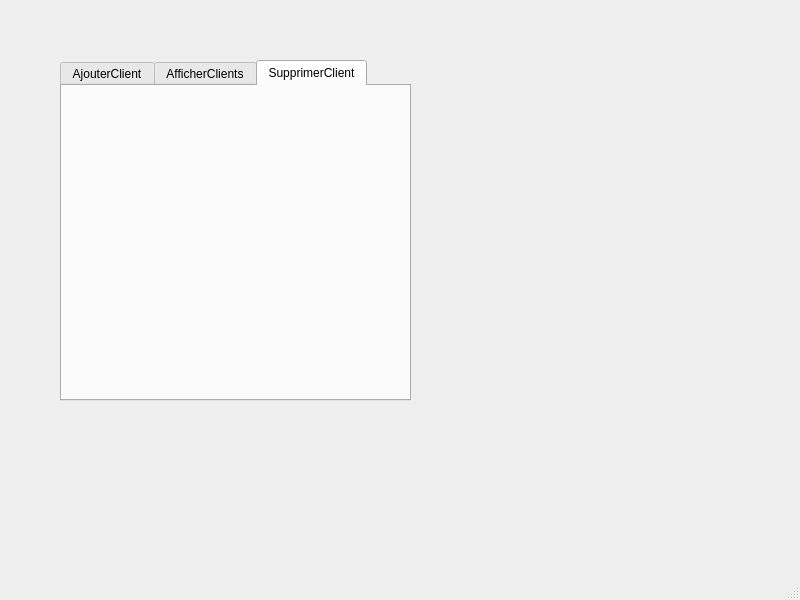
Old version of the form GestionClients/mainwindow.ui in the repository mondher23/smart_restaurant2A17.
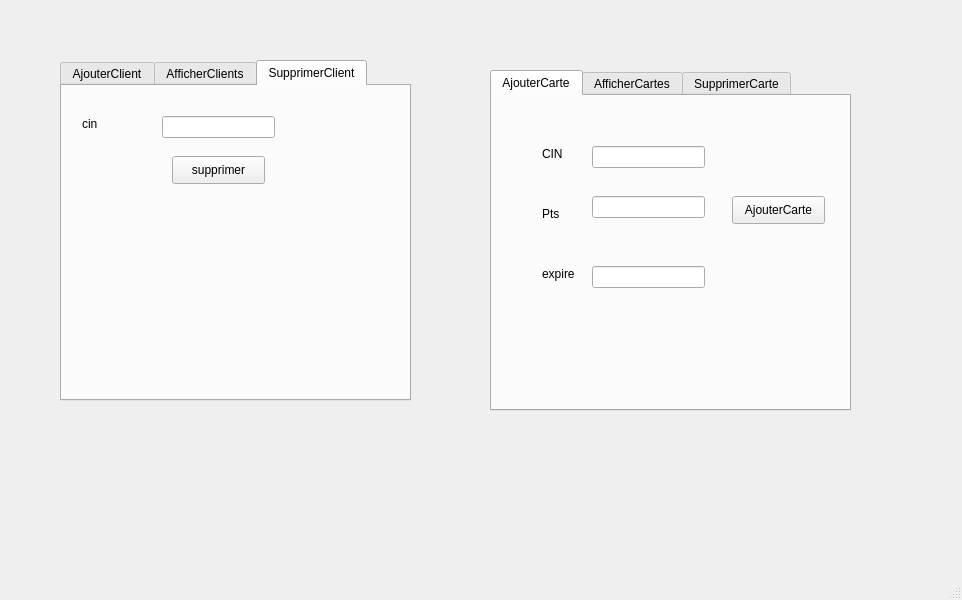
New version of the form. The open tabs and pages were chosen to show the change.

```diff
--- a/GestionClients/mainwindow.ui
+++ b/GestionClients/mainwindow.ui
@@ -6,7 +6,7 @@
    <rect>
     <x>0</x>
     <y>0</y>
-    <width>800</width>
+    <width>962</width>
     <height>600</height>
    </rect>
   </property>
@@ -204,6 +204,198 @@
      <attribute name="title">
       <string>SupprimerClient</string>
      </attribute>
+     <widget class="QLabel" name="label_7">
+      <property name="geometry">
+       <rect>
+        <x>20</x>
+        <y>30</y>
+        <width>56</width>
+        <height>16</height>
+       </rect>
+      </property>
+      <property name="text">
+       <string>cin</string>
+      </property>
+     </widget>
+     <widget class="QLineEdit" name="le_cin_supp">
+      <property name="geometry">
+       <rect>
+        <x>100</x>
+        <y>30</y>
+        <width>113</width>
+        <height>22</height>
+       </rect>
+      </property>
+     </widget>
+     <widget class="QPushButton" name="pb_supprimer">
+      <property name="geometry">
+       <rect>
+        <x>110</x>
+        <y>70</y>
+        <width>93</width>
+        <height>28</height>
+       </rect>
+      </property>
+      <property name="text">
+       <string>supprimer</string>
+      </property>
+     </widget>
+    </widget>
+   </widget>
+   <widget class="QTabWidget" name="tabWidget_2">
+    <property name="geometry">
+     <rect>
+      <x>490</x>
+      <y>70</y>
+      <width>361</width>
+      <height>341</height>
+     </rect>
+    </property>
+    <property name="currentIndex">
+     <number>2</number>
+    </property>
+    <widget class="QWidget" name="tab_5">
+     <attribute name="title">
+      <string>AjouterCarte</string>
+     </attribute>
+     <widget class="QLabel" name="label_8">
+      <property name="geometry">
+       <rect>
+        <x>50</x>
+        <y>50</y>
+        <width>56</width>
+        <height>16</height>
+       </rect>
+      </property>
+      <property name="text">
+       <string>CIN</string>
+      </property>
+     </widget>
+     <widget class="QLabel" name="label_9">
+      <property name="geometry">
+       <rect>
+        <x>50</x>
+        <y>110</y>
+        <width>56</width>
+        <height>16</height>
+       </rect>
+      </property>
+      <property name="text">
+       <string>Pts</string>
+      </property>
+     </widget>
+     <widget class="QLabel" name="label_10">
+      <property name="geometry">
+       <rect>
+        <x>50</x>
+        <y>170</y>
+        <width>56</width>
+        <height>16</height>
+       </rect>
+      </property>
+      <property name="text">
+       <string>expire</string>
+      </property>
+     </widget>
+     <widget class="QLineEdit" name="le_cincc">
+      <property name="geometry">
+       <rect>
+        <x>100</x>
+        <y>50</y>
+        <width>113</width>
+        <height>22</height>
+       </rect>
+      </property>
+     </widget>
+     <widget class="QLineEdit" name="le_pts">
+      <property name="geometry">
+       <rect>
+        <x>100</x>
+        <y>100</y>
+        <width>113</width>
+        <height>22</height>
+       </rect>
+      </property>
+     </widget>
+     <widget class="QLineEdit" name="le_exp">
+      <property name="geometry">
+       <rect>
+        <x>100</x>
+        <y>170</y>
+        <width>113</width>
+        <height>22</height>
+       </rect>
+      </property>
+     </widget>
+     <widget class="QPushButton" name="pb_ajouter_2">
+      <property name="geometry">
+       <rect>
+        <x>240</x>
+        <y>100</y>
+        <width>93</width>
+        <height>28</height>
+       </rect>
+      </property>
+      <property name="text">
+       <string>AjouterCarte</string>
+      </property>
+     </widget>
+    </widget>
+    <widget class="QWidget" name="tab_4">
+     <attribute name="title">
+      <string>AfficherCartes</string>
+     </attribute>
+     <widget class="QTableView" name="tab_carte">
+      <property name="geometry">
+       <rect>
+        <x>10</x>
+        <y>10</y>
+        <width>331</width>
+        <height>191</height>
+       </rect>
+      </property>
+     </widget>
+    </widget>
+    <widget class="QWidget" name="tab_3">
+     <attribute name="title">
+      <string>SupprimerCarte</string>
+     </attribute>
+     <widget class="QLabel" name="label_11">
+      <property name="geometry">
+       <rect>
+        <x>40</x>
+        <y>50</y>
+        <width>56</width>
+        <height>16</height>
+       </rect>
+      </property>
+      <property name="text">
+       <string>cin</string>
+      </property>
+     </widget>
+     <widget class="QLineEdit" name="le_carte_supp">
+      <property name="geometry">
+       <rect>
+        <x>110</x>
+        <y>50</y>
+        <width>113</width>
+        <height>22</height>
+       </rect>
+      </property>
+     </widget>
+     <widget class="QPushButton" name="pb_supprimer_2">
+      <property name="geometry">
+       <rect>
+        <x>120</x>
+        <y>80</y>
+        <width>93</width>
+        <height>28</height>
+       </rect>
+      </property>
+      <property name="text">
+       <string>supprimer</string>
+      </property>
+     </widget>
     </widget>
    </widget>
   </widget>
```
Left out of the diff: 22 changed lines with no effect on the pictures.
